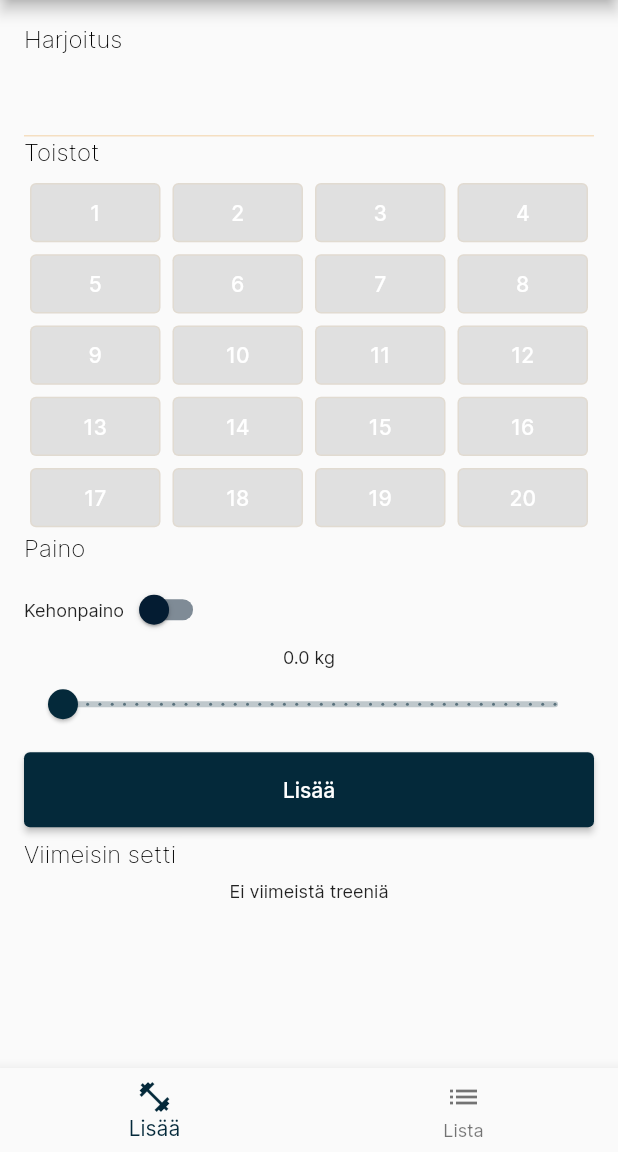
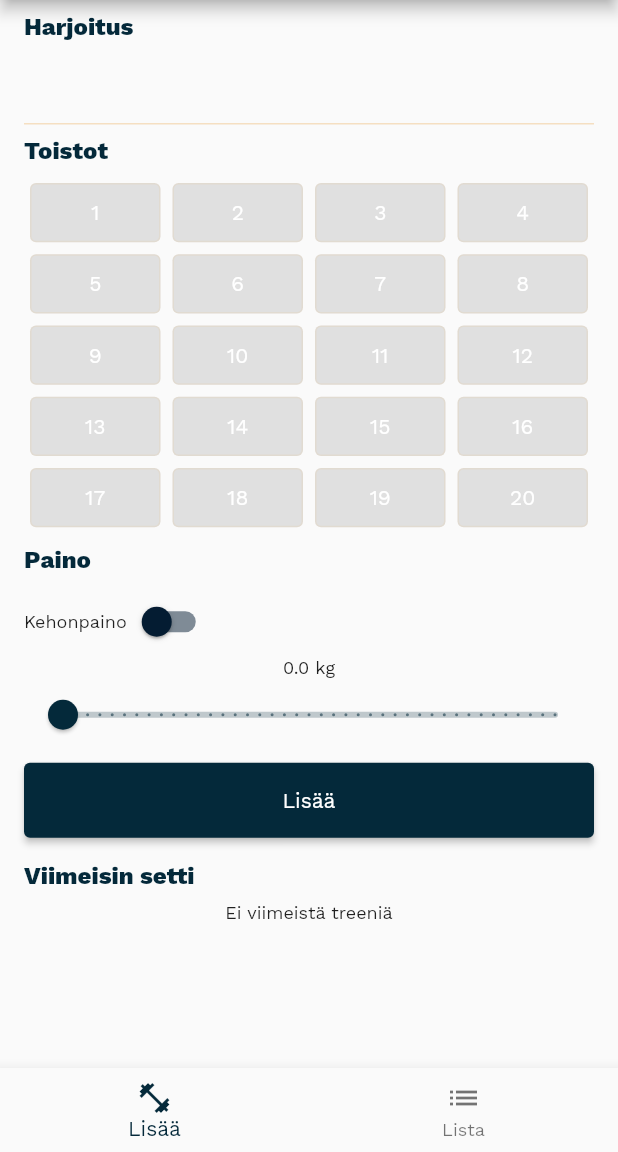
Before and after one commit to matsba/lifterapp, a Flutter app: the screen it shows after launch, on a phone screen of 412 x 824 dp, the part 84-1236 px from its top. Run offline on Flutter 3.47's test engine with Material 2 defaults, Android fonts, the phone set to English and light mode, and no system bars; our stand-ins replace flutter_redux, redux, redux_thunk, sqflite; missing offline and left inert: flutter_redux_navigation; accounts and stored records are empty.

Commit message:
Change font family

```diff
--- a/lib/screens/home_page.dart
+++ b/lib/screens/home_page.dart
@@ -206,7 +206,7 @@ class HomePage extends StatelessWidget {
               ),
             ],
           ),
-          padding: EdgeInsets.only(bottom: padding)),
+          padding: EdgeInsets.only(bottom: padding, top: padding)),
     );
   }
 
@@ -215,7 +215,7 @@ class HomePage extends StatelessWidget {
     return AppScaffold(
       bodyContent: [
         Padding(
-          padding: EdgeInsets.all(16.0),
+          padding: EdgeInsets.only(left: 16.0, right: 16.0, bottom: 16.0),
           child: Column(
             children: [
               _titleRow(context, "Harjoitus", decoration: false),
--- a/lib/theme.dart
+++ b/lib/theme.dart
@@ -37,7 +37,7 @@ class GlobalTheme {
             MaterialStateProperty.all(primaryColorDark.withOpacity(0.5)),
         thumbColor: MaterialStateProperty.all(primaryColorDark)),
     // Define the default font family.
-    fontFamily: 'Inter',
+    fontFamily: 'WorkSans',
 
     // Define the default `TextTheme`. Use this to specify the default
     // text styling for headlines, titles, bodies of text, and more.
@@ -46,8 +46,8 @@ class GlobalTheme {
           fontSize: 36.0, fontWeight: FontWeight.w800, color: primary),
       headline4: TextStyle(
         fontSize: 16.0,
-        fontWeight: FontWeight.w200,
-        color: Colors.black,
+        fontWeight: FontWeight.bold,
+        color: primary,
       ),
       headline6: TextStyle(fontSize: 36.0, fontStyle: FontStyle.italic),
       bodyText2: TextStyle(fontSize: 12.0),
```
Also changed, not shown: pubspec.yaml (+10 -0 lines), lib/fonts/BakbakOne-Regular.ttf (deleted), lib/fonts/Inter-VariableFont.ttf (deleted), lib/fonts/Poppins-Regular.ttf (deleted), lib/fonts/WorkSans-ExtraBold.ttf (added), lib/fonts/WorkSans-ExtraBoldItalic.ttf (added), lib/fonts/WorkSans-Italic.ttf (added), lib/fonts/WorkSans-Regular.ttf (added).
